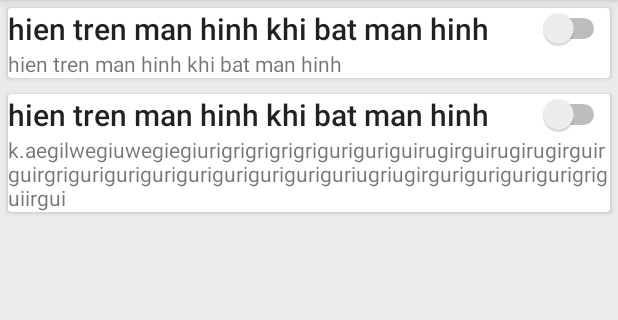
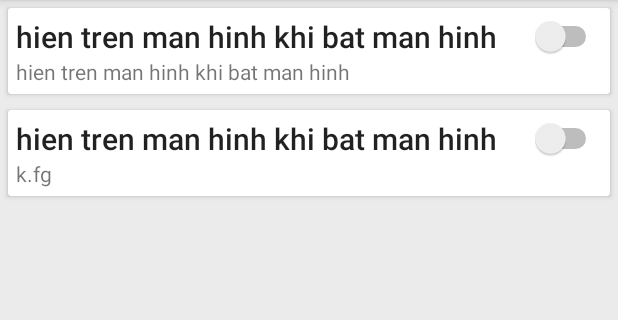
Before and after one commit to 24lhd/DanhNgon, an Android app: the fragment FmCaiDat shown on its own in the app's theme, on a phone screen of 412 x 824 dp, the part 84-404 px from its top. Run offline under Robolectric (Android 15) with nearby library versions, the phone set to English and light mode, and no system bars; network calls fail; 1 statement that could not run was skipped.

Commit message:
them thong bao va them window thong bao danh ngon

```diff
--- a/app/src/main/java/com/d/service/MyService.java
+++ b/app/src/main/java/com/d/service/MyService.java
@@ -6,7 +6,6 @@ import android.app.Service;
 import android.content.Context;
 import android.content.Intent;
 import android.graphics.PixelFormat;
-import android.media.RingtoneManager;
 import android.os.IBinder;
 import android.support.annotation.Nullable;
 import android.support.v7.app.NotificationCompat;
@@ -17,6 +16,7 @@ import android.view.WindowManager;
 import android.widget.Button;
 import android.widget.ImageView;
 import android.widget.TextView;
+
 import com.d.activity.MainActivity;
 import com.d.danhngon.R;
 
@@ -54,8 +54,9 @@ public class MyService extends Service {
                 (NotificationCompat.Builder) new NotificationCompat.Builder(this)
                         .setSmallIcon(R.drawable.ic_menu_camera)
                         .setContentTitle("Danh Ngôn Sống Mỗi Ngày")
+                        .setContentIntent(pendingIntent).setColor(getResources().getColor(R.color.colorPrimary))
                         .setStyle(new android.support.v4.app.NotificationCompat.BigTextStyle().bigText("content \n author")).addAction (android.R.drawable.btn_star,"Yêu thích", pendingIntent);
-        mBuilder.setSound(RingtoneManager.getDefaultUri(RingtoneManager.TYPE_NOTIFICATION));
+//        mBuilder.setSound(RingtoneManager.getDefaultUri(RingtoneManager.TYPE_NOTIFICATION));
         NotificationManager notificationManager = (NotificationManager) getSystemService(Context.NOTIFICATION_SERVICE);
         notificationManager.notify(10, mBuilder.build());
 //        stopSelf();
--- a/app/src/main/res/layout/layout_cai_dat.xml
+++ b/app/src/main/res/layout/layout_cai_dat.xml
@@ -12,6 +12,7 @@
         android:layout_height="wrap_content">
         <RelativeLayout
             android:layout_width="match_parent"
+            android:layout_margin="@dimen/margin_item"
             android:layout_height="wrap_content">
             <LinearLayout
                 android:layout_width="match_parent"
@@ -44,10 +45,11 @@
         android:padding="@dimen/margin_item"
         android:layout_below="@id/tv_des_window"
         android:layout_margin ="@dimen/margin_card"
-        android:layout_marginTop="@dimen/margin_item"
+
         android:layout_height="wrap_content">
         <RelativeLayout
             android:layout_width="match_parent"
+            android:layout_margin="@dimen/margin_item"
             android:layout_height="wrap_content">
             <LinearLayout
                 android:layout_width="match_parent"
@@ -68,7 +70,7 @@
             </LinearLayout>
             <TextView
                 android:layout_width="match_parent"
-                android:text="k.aegilwegiuwegiegiurigrigrigrigriguriguriguirugirguirugirugirguirguirgriguriguriguriguriguriguriguriguriugriugirgurigurigurigurigriguiirgui"
+                android:text="k.fg"
                 android:layout_below="@id/fm_notify"
                 android:layout_height="wrap_content" />
         </RelativeLayout>
--- a/app/src/main/res/layout/layout_select_ui.xml
+++ b/app/src/main/res/layout/layout_select_ui.xml
@@ -1,11 +1,11 @@
 <?xml version="1.0" encoding="utf-8"?>
 <ScrollView xmlns:android="http://schemas.android.com/apk/res/android"
-    android:layout_width="match_parent"
-    android:layout_height="match_parent">
+    android:layout_width="wrap_content"
+    android:layout_height="wrap_content">
     <LinearLayout xmlns:android="http://schemas.android.com/apk/res/android"
         xmlns:app="http://schemas.android.com/apk/res-auto"
         android:orientation="vertical"
-        android:layout_width="match_parent"
+        android:layout_width="wrap_content"
         android:padding="@dimen/margin_view"
         android:layout_height="wrap_content">
         <android.support.design.widget.TabLayout
```
